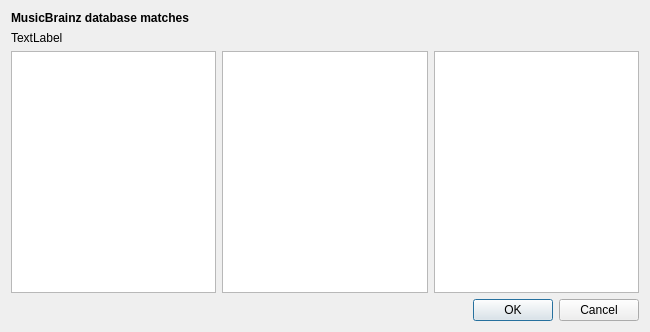
Above: proposalselectiondialog.ui from flxw/qtagsort before the change. Below: the same form after it.
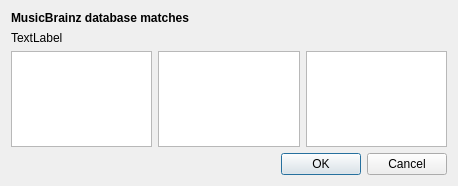
That is the form after the change.

Commit message: Set Proposal box title and add proper layout and headers

What changed in the file:
```diff
--- a/proposalselectiondialog.ui
+++ b/proposalselectiondialog.ui
@@ -6,10 +6,16 @@
    <rect>
     <x>0</x>
     <y>0</y>
-    <width>650</width>
-    <height>332</height>
+    <width>458</width>
+    <height>186</height>
    </rect>
   </property>
+  <property name="sizePolicy">
+   <sizepolicy hsizetype="Expanding" vsizetype="Preferred">
+    <horstretch>0</horstretch>
+    <verstretch>0</verstretch>
+   </sizepolicy>
+  </property>
   <property name="windowTitle">
    <string>Dialog</string>
   </property>
@@ -23,20 +29,6 @@
    <item row="2" column="1">
     <widget class="QListView" name="releaseView"/>
    </item>
-   <item row="0" column="0">
-    <widget class="QLabel" name="label">
-     <property name="text">
-      <string>&lt;html&gt;&lt;head/&gt;&lt;body&gt;&lt;p&gt;&lt;span style=&quot; font-weight:600;&quot;&gt;MusicBrainz database matches&lt;/span&gt;&lt;/p&gt;&lt;/body&gt;&lt;/html&gt;</string>
-     </property>
-    </widget>
-   </item>
-   <item row="1" column="0">
-    <widget class="QLabel" name="fileLabel">
-     <property name="text">
-      <string>TextLabel</string>
-     </property>
-    </widget>
-   </item>
    <item row="3" column="0" colspan="3">
     <widget class="QDialogButtonBox" name="buttonBox">
      <property name="orientation">
@@ -47,6 +39,20 @@
      </property>
     </widget>
    </item>
+   <item row="1" column="0" colspan="3">
+    <widget class="QLabel" name="fileLabel">
+     <property name="text">
+      <string>TextLabel</string>
+     </property>
+    </widget>
+   </item>
+   <item row="0" column="0" colspan="3">
+    <widget class="QLabel" name="label">
+     <property name="text">
+      <string>&lt;html&gt;&lt;head/&gt;&lt;body&gt;&lt;p&gt;&lt;span style=&quot; font-weight:600;&quot;&gt;MusicBrainz database matches&lt;/span&gt;&lt;/p&gt;&lt;/body&gt;&lt;/html&gt;</string>
+     </property>
+    </widget>
+   </item>
   </layout>
  </widget>
  <resources/>
```
Left out of the diff: 2 changed lines with no effect on the pictures. The commit also changes 1 other file.
